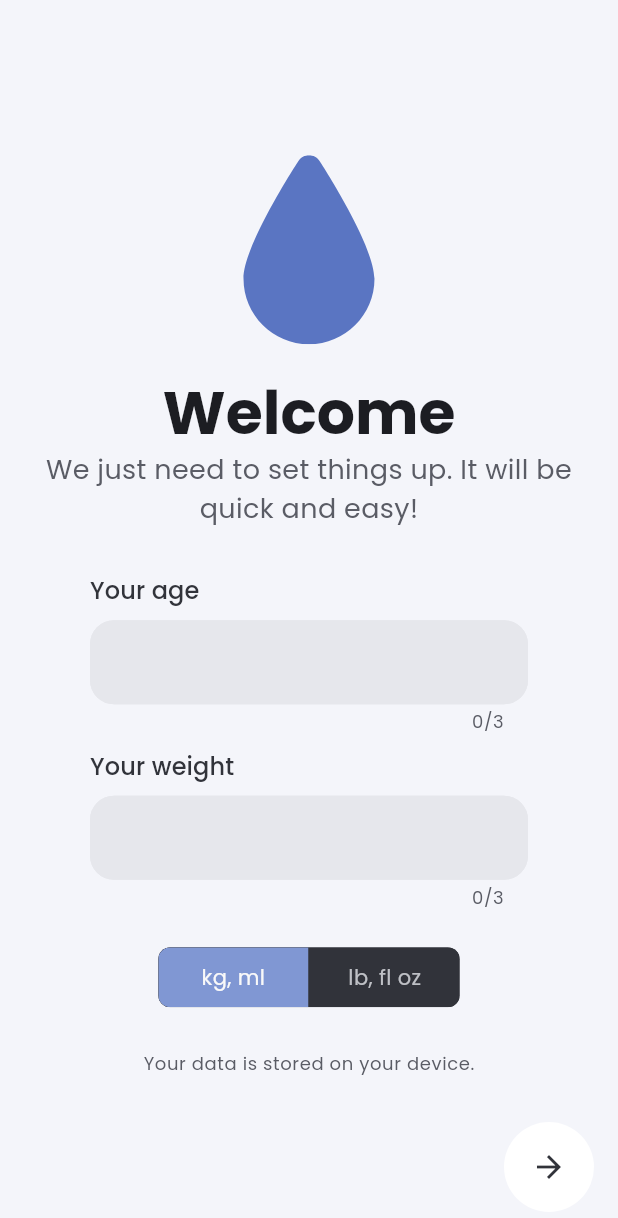
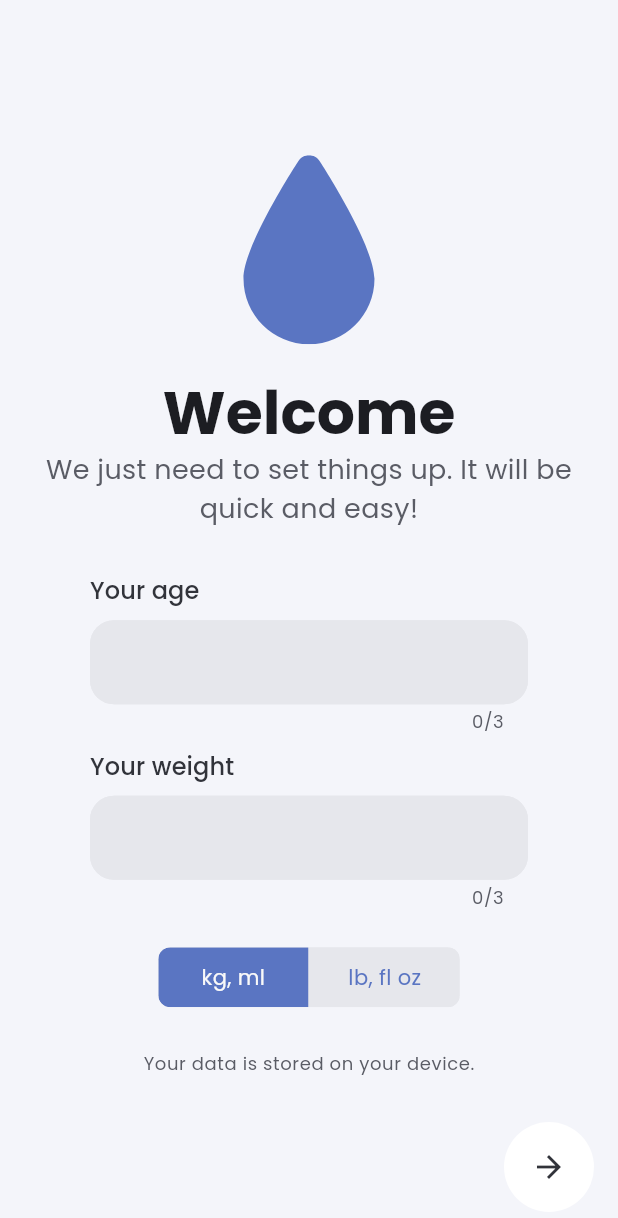
Before and after one commit to om1cael/Hidroly, a Flutter app: the screen it shows after launch, on a phone screen of 412 x 824 dp. Shown: the top 1218 px of the screen. Run offline on Flutter 3.47's test engine with Material 3 defaults, Android fonts, the phone set to English and light mode, and no system bars; drawn by our look-alikes of toggle_switch; our stand-ins replace flutter_local_notifications, flutter_svg, shared_preferences, sqflite; missing offline and left inert: app_settings, workmanager; accounts and stored records are empty.

Commit message:
fix: toggle switch and dark theme label contrast

```diff
--- a/lib/main.dart
+++ b/lib/main.dart
@@ -49,6 +49,7 @@ class MainApp extends StatelessWidget {
       localizationsDelegates: AppLocalizations.localizationsDelegates,
       supportedLocales: AppLocalizations.supportedLocales,
       theme: AppTheme.lightTheme,
+      darkTheme: AppTheme.darkTheme,
       home: const SetupPage(),
     );
   }
--- a/lib/theme/dark_theme.dart
+++ b/lib/theme/dark_theme.dart
@@ -43,7 +43,7 @@ class DarkTheme {
           fontSize: 24,
         ),
         labelLarge: TextStyle(
-          color: AppColors.onBackground,
+          color: AppColors.primaryText,
           fontSize: 16,
         ),
       ),
--- a/lib/widgets/common/daily_goal_input.dart
+++ b/lib/widgets/common/daily_goal_input.dart
@@ -76,10 +76,10 @@ class DailyGoalInput extends StatelessWidget {
             ToggleSwitch(
               initialLabelIndex: isMetric.value ? 0 : 1,
               totalSwitches: 2,
-              activeBgColor: [AppColors.blueAccent],
+              activeBgColor: [Theme.of(context).primaryColor],
               activeFgColor: AppColors.primaryText,
-              inactiveBgColor: AppColors.onBackground,
-              inactiveFgColor: AppColors.secondaryText,
+              inactiveBgColor: Theme.of(context).colorScheme.onSurface,
+              inactiveFgColor: Theme.of(context).colorScheme.primary,
               minWidth: 100,
               labels: [
                 AppLocalizations.of(context)!.setupUnitMetric,
```
